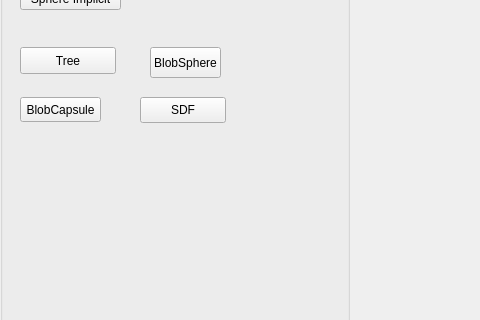
First picture: the form in AppTinyMesh/UI/interface.ui, repository Slyphero/TinyMesh_Fork, before the edit; both pictures show x 0 to 480 and y 82 to 402 of the 1200 by 1000 pixel window.
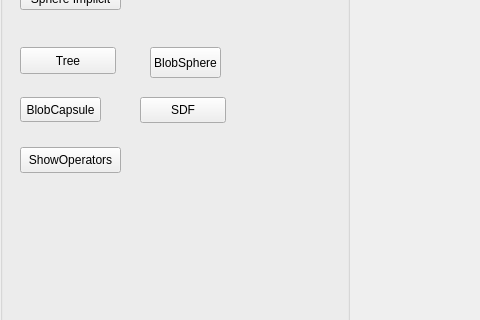
Second picture: the form after the edit.

Commit message: showcase operators

```diff
--- a/AppTinyMesh/UI/interface.ui
+++ b/AppTinyMesh/UI/interface.ui
@@ -184,6 +184,19 @@
         <string>SDF</string>
        </property>
       </widget>
+      <widget class="QPushButton" name="showOperators">
+       <property name="geometry">
+        <rect>
+         <x>20</x>
+         <y>210</y>
+         <width>101</width>
+         <height>26</height>
+        </rect>
+       </property>
+       <property name="text">
+        <string>ShowOperators</string>
+       </property>
+      </widget>
      </widget>
     </item>
     <item>
```
The commit also changes 18 other files.
